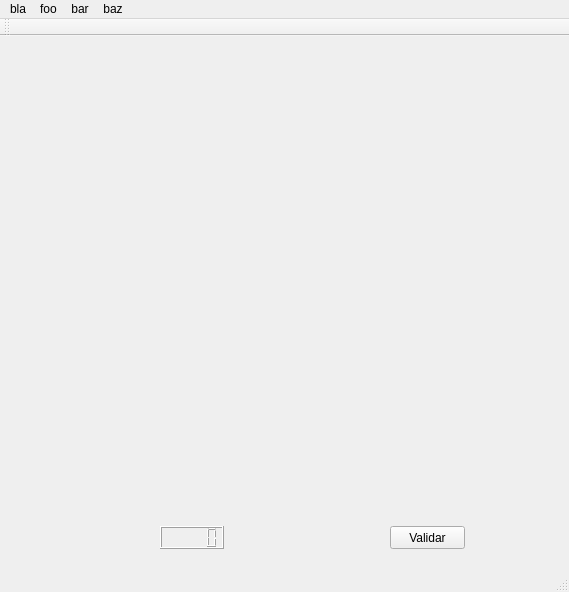
Above: sudoku.ui from foop/EspolSudoku before the change. Below: the same form after it.
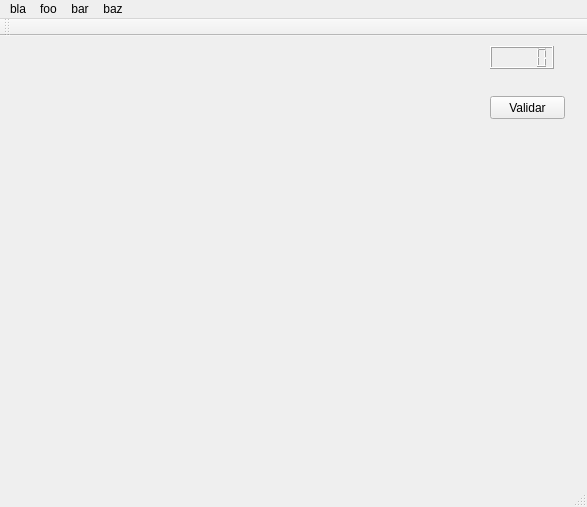
That is the form after the change.

Commit message:
Solo cambie los Qlineedit por Qpushbutton.
Para poder visualizar mejor como podría estar funcionando la ventana
emergente.

Patch:
```diff
--- a/sudoku.ui
+++ b/sudoku.ui
@@ -6,8 +6,8 @@
    <rect>
     <x>0</x>
     <y>0</y>
-    <width>569</width>
-    <height>592</height>
+    <width>587</width>
+    <height>507</height>
    </rect>
   </property>
   <property name="windowTitle">
@@ -47,8 +47,8 @@
    <widget class="QLCDNumber" name="lcdNumber">
     <property name="geometry">
      <rect>
-      <x>160</x>
-      <y>490</y>
+      <x>490</x>
+      <y>10</y>
       <width>64</width>
       <height>23</height>
      </rect>
@@ -57,8 +57,8 @@
    <widget class="QPushButton" name="pushButton">
     <property name="geometry">
      <rect>
-      <x>390</x>
-      <y>490</y>
+      <x>490</x>
+      <y>60</y>
       <width>75</width>
       <height>23</height>
      </rect>
@@ -73,7 +73,7 @@
     <rect>
      <x>0</x>
      <y>0</y>
-     <width>569</width>
+     <width>587</width>
      <height>21</height>
     </rect>
    </property>
```
Left out of the diff: 4 changed lines with no effect on the pictures. The commit also changes 2 other files.
